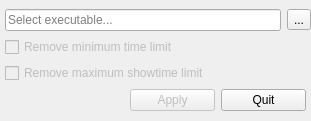
burninrubber0/BPRoadRuleLimitRemover, file Ui/RRLimitRemover.ui: the form before one commit.
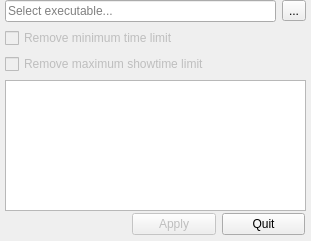
The form after the commit. Icons and pictures are not drawn.

Commit message: Finish write stuff and checks

What changed in the file:
```diff
--- a/Ui/RRLimitRemover.ui
+++ b/Ui/RRLimitRemover.ui
@@ -7,7 +7,7 @@
     <x>0</x>
     <y>0</y>
     <width>311</width>
-    <height>121</height>
+    <height>241</height>
    </rect>
   </property>
   <property name="windowTitle">
@@ -23,7 +23,7 @@
      <x>0</x>
      <y>0</y>
      <width>311</width>
-     <height>121</height>
+     <height>211</height>
     </rect>
    </property>
    <layout class="QVBoxLayout" name="verticalLayout_4">
@@ -32,6 +32,9 @@
       <property name="leftMargin">
        <number>5</number>
       </property>
+      <property name="rightMargin">
+       <number>5</number>
+      </property>
       <item>
        <layout class="QHBoxLayout" name="horizontalLayout_3">
         <item>
@@ -74,12 +77,31 @@
        </widget>
       </item>
       <item>
+       <widget class="QPlainTextEdit" name="plainTextEdit">
+        <property name="readOnly">
+         <bool>true</bool>
+        </property>
+       </widget>
+      </item>
+     </layout>
+    </item>
+   </layout>
+  </widget>
+  <widget class="QWidget" name="">
+   <property name="geometry">
+    <rect>
+     <x>10</x>
+     <y>210</y>
+     <width>303</width>
+     <height>29</height>
+    </rect>
+   </property>
        <layout class="QHBoxLayout" name="horizontalLayout_5">
         <property name="leftMargin">
-         <number>125</number>
+     <number>122</number>
         </property>
         <property name="rightMargin">
-         <number>5</number>
+     <number>8</number>
         </property>
         <item>
          <widget class="QPushButton" name="btnApply">
@@ -97,10 +119,6 @@
            <string>Quit</string>
           </property>
          </widget>
-        </item>
-       </layout>
-      </item>
-     </layout>
     </item>
    </layout>
   </widget>
```
Lines whose indentation alone changed are shown as unchanged. The commit also changes 2 other files.
